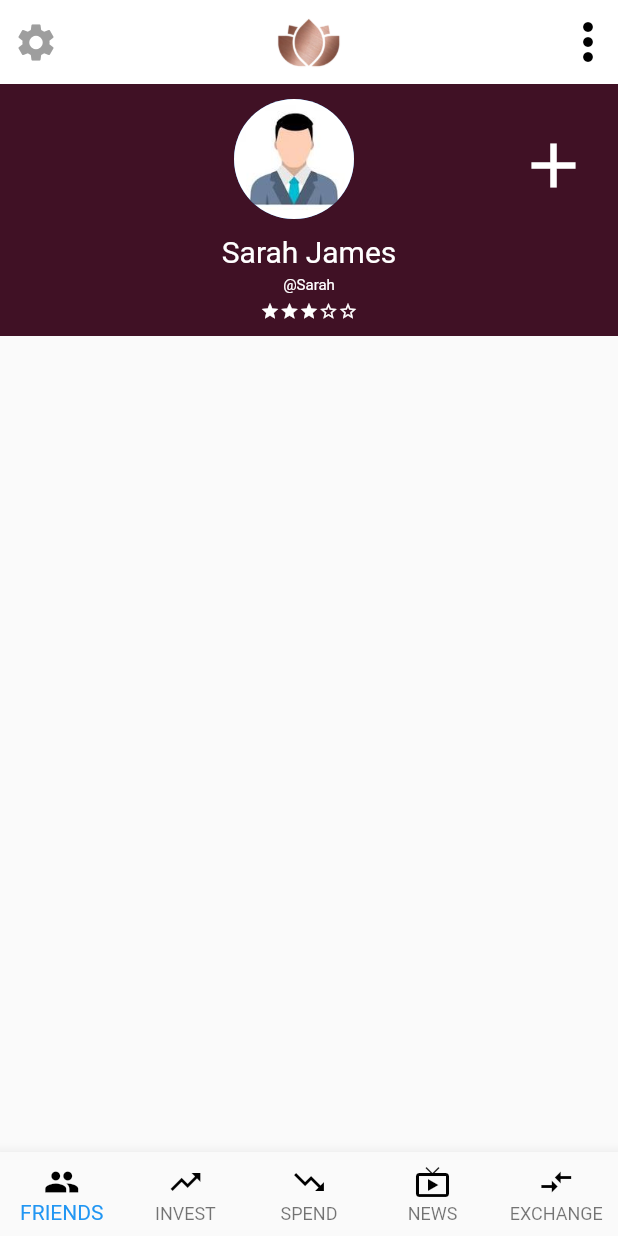
After one commit to purushottamyadavbattula/sheq_flutter, a Flutter app: the ProfileScreen screen opened by its route, on a phone screen of 412 x 824 dp. The commit adds this screen. Run offline on Flutter 3.47's test engine with Material 2 defaults, Android fonts, the phone set to English and light mode, and no system bars; our stand-ins replace font_awesome_flutter.

Commit message:
added profileScreen

```diff
--- a/lib/main.dart
+++ b/lib/main.dart
@@ -5,7 +5,7 @@ import 'package:sheq_flutter/screens/main_menu_screen.dart';
 import 'package:sheq_flutter/screens/welcome_screen.dart';
 import 'package:sheq_flutter/screens/menu_screen.dart';
 import 'package:sheq_flutter/screens/menu_thrower_screen.dart';
-import 'package:sheq_flutter/screens/profileScreen.dart';
+import 'package:sheq_flutter/screens/profileShower.dart';
 
 import 'screens/menu_thrower_screen.dart';
 import 'screens/menu_thrower_screen.dart';
--- /dev/null
+++ b/lib/screens/profileShower.dart
@@ -0,0 +1,200 @@
+import 'dart:ui';
+
+import 'package:flutter/material.dart';
+import 'package:sheq_flutter/constants.dart';
+
+class ProfileScreen extends StatelessWidget {
+  static const String id = 'profile';
+
+  Widget bottomBar() {
+    return BottomNavigationBar(
+      type: BottomNavigationBarType.fixed,
+      items: const <BottomNavigationBarItem>[
+        BottomNavigationBarItem(
+          icon: Icon(
+            Icons.group,
+            color: Colors.black,
+          ),
+          title: Text(
+            'FRIENDS',
+            style: TextStyle(color: Colors.black, fontSize: 10),
+          ),
+        ),
+        BottomNavigationBarItem(
+          icon: Icon(
+            Icons.trending_up,
+            color: Colors.black,
+          ),
+          title: Text(
+            'INVEST',
+            style: TextStyle(color: Colors.black, fontSize: 10),
+          ),
+        ),
+        BottomNavigationBarItem(
+          icon: Icon(
+            Icons.trending_down,
+            color: Colors.black,
+          ),
+          title: Text(
+            'SPEND',
+            style: TextStyle(color: Colors.black, fontSize: 10),
+          ),
+        ),
+        BottomNavigationBarItem(
+          icon: Icon(
+            Icons.live_tv,
+            color: Colors.black,
+          ),
+          title: Text(
+            'NEWS',
+            style: TextStyle(color: Colors.black, fontSize: 10),
+          ),
+        ),
+        BottomNavigationBarItem(
+          icon: Icon(
+            Icons.compare_arrows,
+            color: Colors.black,
+          ),
+          title: Text(
+            'EXCHANGE',
+            style: TextStyle(color: Colors.black, fontSize: 10),
+          ),
+        ),
+      ],
+    );
+  }
+
+  //rating in profile
+  Widget rating(int numberOfStars) {
+    double sizeOfStar = 13;
+    Widget starChecked = Icon(
+      Icons.star,
+      size: sizeOfStar,
+      color: Colors.white,
+    );
+    Widget starUnchecked = Icon(
+      Icons.star_border,
+      size: sizeOfStar,
+      color: Colors.white,
+    );
+    List<Widget> rating = [];
+    for (int i = 0; i < numberOfStars; i++) {
+      rating.add(starChecked);
+    }
+    if (numberOfStars < 5) {
+      for (int i = 0; i < 5 - numberOfStars; i++) {
+        rating.add(starUnchecked);
+      }
+    }
+    return Row(
+      mainAxisAlignment: MainAxisAlignment.center,
+      children: rating,
+    );
+  }
+
+  //Top profile profile
+  Widget profilePic() {
+    return Container(
+      color: kPlum,
+      child: Column(
+        mainAxisAlignment: MainAxisAlignment.center,
+        //verticalDirection: VerticalDirection.down,
+        children: <Widget>[
+//          SizedBox(height: 10),
+          Row(
+            mainAxisAlignment: MainAxisAlignment.center,
+            children: <Widget>[
+              Expanded(
+                flex: 1,
+                child: SizedBox(
+                  width: 100,
+                ),
+              ),
+              Container(
+                margin: EdgeInsets.fromLTRB(0, 10, 0, 0),
+                child: CircleAvatar(
+                  backgroundImage: AssetImage("images/user.jpg"),
+                  radius: 40,
+                ),
+              ),
+              SizedBox(
+                width: 20,
+              ),
+              Expanded(
+                flex: 1,
+                child: Container(
+                  padding: EdgeInsets.fromLTRB(70, 0, 0, 0),
+                  child: IconButton(
+                    icon: Icon(
+                      Icons.add,
+                      color: Colors.white,
+                      size: 50,
+                    ),
+                  ),
+                ),
+              )
+            ],
+          ),
+          Container(
+            padding: EdgeInsets.fromLTRB(0, 10, 0, 0),
+            child: Text(
+              "Sarah James",
+              style: TextStyle(fontSize: 20, color: Colors.white),
+            ),
+          ),
+          Container(
+            padding: EdgeInsets.fromLTRB(0, 5, 0, 5),
+            child: Text(
+              "@Sarah",
+              style: TextStyle(fontSize: 10, color: Colors.white),
+            ),
+          ),
+          rating(3),
+          SizedBox(
+            height: 10,
+          )
+        ],
+      ),
+    );
+  }
+
+  @override
+  Widget build(BuildContext context) {
+    return Scaffold(
+        appBar: AppBar(
+          elevation: 0.0,
+          backgroundColor: Colors.white,
+          bottomOpacity: 0.0,
+          actions: <Widget>[
+            IconButton(
+                icon: Icon(
+              Icons.settings,
+              color: Colors.grey,
+              size: 30,
+            )),
+            Expanded(
+              child: Center(child: Image.asset('images/icon.png', width: 50)),
+            ),
+            IconButton(
+              onPressed: () => {Navigator.pushNamed(context, 'menu_screen')},
+              icon: Icon(
+                Icons.more_vert,
+                color: Colors.black,
+                size: 40.0,
+              ),
+            ),
+          ],
+        ),
+        bottomNavigationBar: bottomBar(),
+        body: Column(
+          crossAxisAlignment: CrossAxisAlignment.stretch,
+          children: <Widget>[
+            profilePic(),
+            //TODO write the compoentes of profile here
+          ],
+        )
+        //{
+        //Navigator.pushNamed(context, MainMenuScreen.id);}
+        );
+  }
+}
```
Also changed, not shown: images/user.jpg (added).
